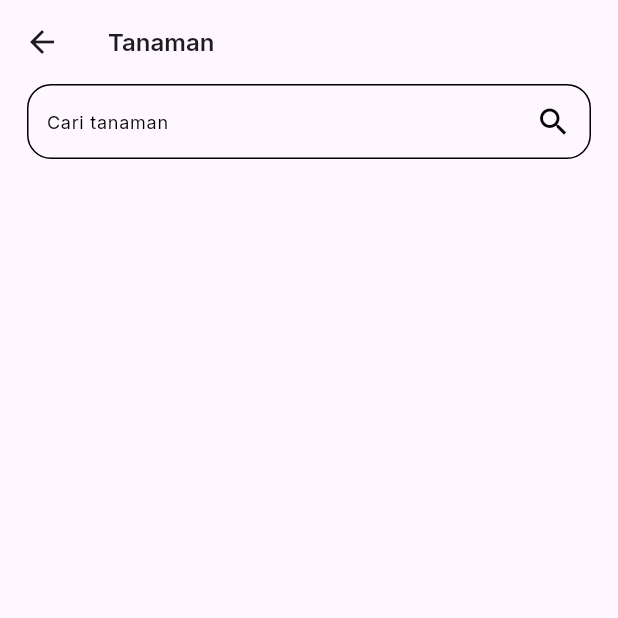
After one commit to Agriculture-Capstone-Alterra/Flutter-Agriplant-Capstone-Alterra, a Flutter app: the AllPlantScreen screen opened directly, on a phone screen of 412 x 824 dp, the top half of it. The commit adds this screen. Run offline on Flutter 3.47's test engine with Material 3 defaults, Android fonts, the phone set to English and light mode, and no system bars; our stand-ins replace dio, firebase_core, firebase_messaging, glassmorphism, google_fonts, numberpicker; accounts and stored records are empty.

Commit message:
hmm apa ya

```diff
--- a/lib/providers/plant_provider.dart
+++ b/lib/providers/plant_provider.dart
@@ -1,18 +1,39 @@
+import 'package:capstone_project/screens/menanam_tanaman_screens/all_plant_screen.dart';
 import 'package:flutter/cupertino.dart';
 import 'package:flutter/material.dart';
 
 class PlantProvider extends ChangeNotifier{
   String appBarText = 'Pilih Jenis Tanaman';
+  Icon searchIcon = Icon(Icons.search, color: Colors.black,);
 
   //search field
-  Icon searchIcon = Icon(Icons.search, color: Colors.black,);
   bool isSearching = false;
+  bool seeAllPlantType = false;
   String searchHinText =  'Cari Tanaman';
   bool enableSearch = false;
   TextEditingController searchController = TextEditingController();
   FocusNode searchFocusNode = FocusNode();
 
   // FocusNode searchFocusNode = FocusNode();
+
+  String headPlantTypeText = 'Jenis Tanaman';
+  String allPlantNavigatorText = 'Lihat semua';
+
+  void allPlantNavigatorOnTap(BuildContext context) async{
+    // seeAllPlantType = true;
+    Navigator.push(
+      context,
+      MaterialPageRoute(builder: (context) => AllPlantScreen()),
+    );
+    notifyListeners();
+  }
+
+  bool setSeeAllPlantTypeFalse(){
+    notifyListeners();
+    return seeAllPlantType = false;
+  }
+
+  String headLastPlantText = 'Tanaman Terakhir';
 
   void search() async{
     isSearching = true;
@@ -29,4 +50,10 @@ class PlantProvider extends ChangeNotifier{
 
   //IsSearchingFalse
 
+  //all plant
+  String AllPlantScreenAppBarText = 'Tanaman';
+  TextEditingController searchAllPlantController = TextEditingController();
+  String searchAllPlantHint = 'Cari tanaman';
+
+
 }
--- /dev/null
+++ b/lib/screens/menanam_tanaman_screens/all_plant_screen.dart
@@ -0,0 +1,36 @@
+import 'package:capstone_project/providers/plant_provider.dart';
+import 'package:capstone_project/widgets/menanam_tanaman_widgets/all_plant_screen/search_all_plants.dart';
+import 'package:flutter/material.dart';
+import 'package:google_fonts/google_fonts.dart';
+import 'package:provider/provider.dart';
+
+class AllPlantScreen extends StatefulWidget {
+  const  AllPlantScreen({Key? key,}) : super(key: key);
+
+  @override
+  State<AllPlantScreen> createState() => _AllPlantScreenState();
+}
+
+class _AllPlantScreenState extends State<AllPlantScreen> {
+  @override
+  Widget build(BuildContext context) {
+    return Consumer<PlantProvider>(
+      builder: (context, plantProvider, child) {
+        return Scaffold(
+            appBar: AppBar(
+              title: Text(plantProvider.AllPlantScreenAppBarText, style: GoogleFonts.inter(fontSize: 16, fontWeight: FontWeight.w600),),),
+            body: ListView(
+              children: [
+                SearchAllPlant(
+                  icon: plantProvider.searchIcon,
+                  searchAllPlantController: plantProvider.searchAllPlantController,
+                  searchAllPlantHint: plantProvider.searchAllPlantHint,
+                  onChanged: (){},
+                )
+              ],
+            )
+        );
+      } ,
+    );
+  }
+}
--- /dev/null
+++ b/lib/widgets/menanam_tanaman_widgets/all_plant_screen/search_all_plants.dart
@@ -0,0 +1,50 @@
+import 'package:flutter/material.dart';
+import 'package:google_fonts/google_fonts.dart';
+
+class SearchAllPlant extends StatefulWidget {
+  Icon icon;
+  TextEditingController searchAllPlantController = TextEditingController();
+  String searchAllPlantHint;
+  Function() onChanged;
+
+  SearchAllPlant({
+    Key? key,
+    required this.icon,
+    required this.searchAllPlantController,
+    required this.searchAllPlantHint,
+    required this.onChanged,
+  }) : super(key: key);
+
+  @override
+  State<SearchAllPlant> createState() => _SearchAllPlantState();
+}
+
+class _SearchAllPlantState extends State<SearchAllPlant> {
+  @override
+  Widget build(BuildContext context) {
+    return Container(
+      margin: const EdgeInsets.symmetric(horizontal: 18),
+      padding: const EdgeInsets.symmetric(horizontal: 12),
+      width: double.infinity,
+      decoration: BoxDecoration(
+        borderRadius: BorderRadius.circular(16),
+        border: Border.all(color: Colors.black),
+      ),
+      child: Row(
+        children: [
+          Expanded(
+            child: TextFormField(
+              controller: widget.searchAllPlantController,
+              decoration: InputDecoration(
+                  hintText: widget.searchAllPlantHint,
+                  hintStyle: GoogleFonts.inter(textStyle: const TextStyle(fontSize: 12, color: Colors.black)),
+                  border: InputBorder.none
+              ),
+            ),
+          ),
+          widget.icon,
+        ],
+      ),
+    );
+  }
+}
```
Also changed, not shown: lib/models/menanam_tanaman_model/all_plants_model.dart (added, +145 -0 lines), lib/screens/menanam_tanaman_screens/menanam_screen.dart (+15 -12 lines), lib/screens/menanam_tanaman_screens/menanam_search.dart (deleted, +0 -17 lines), lib/services/menanam_tanaman/plant_api.dart (renamed from lib/services/plant_api.dart, +11 -1 lines), lib/widgets/menanam_tanaman_widgets/is_searching_false.dart (+26 -15 lines), lib/widgets/menanam_tanaman_widgets/search_tanaman.dart (+4 -4 lines), lib/services/menanam_tanaman/db.dart (added), lib/services/menanam_tanaman/history_db_controller.dart (added).
